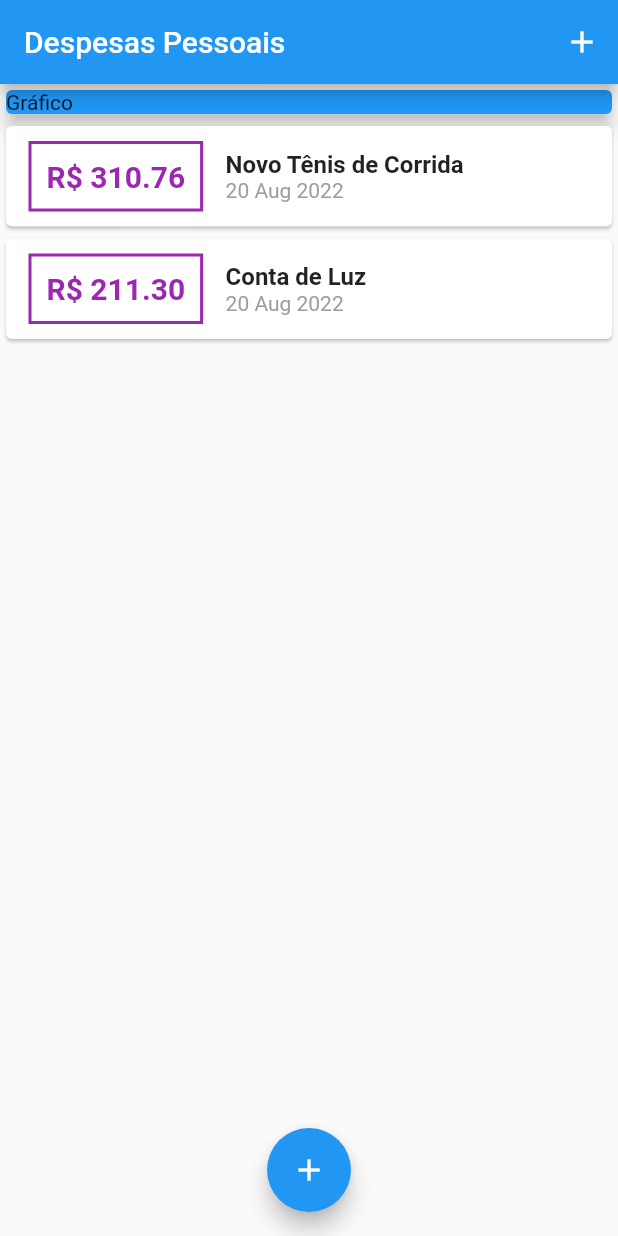
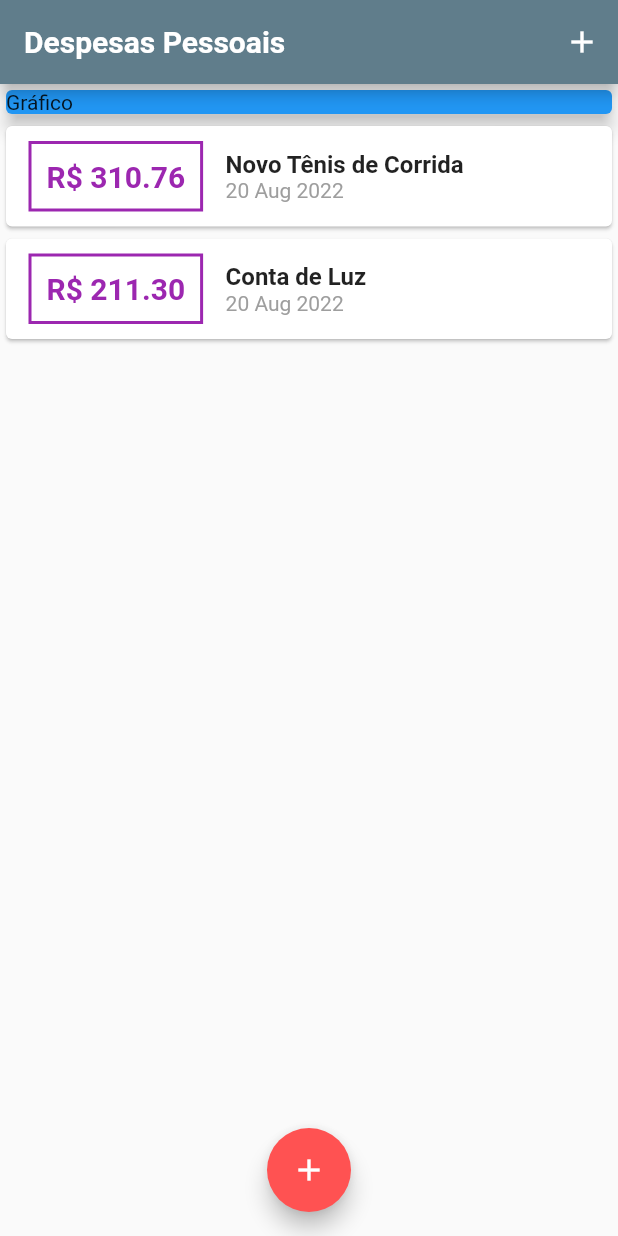
Before and after one commit to joseciceroassisjr/expenses, a Flutter app: the screen it shows after launch, on a phone screen of 412 x 824 dp. Run offline on Flutter 3.47's test engine with Material 2 defaults, Android fonts, the phone set to English and light mode, and no system bars; Roboto replaces fonts that are missing (OpenSans).

Commit message:
update main.dart

```diff
--- a/lib/main.dart
+++ b/lib/main.dart
@@ -1,27 +1,51 @@
-// ignore_for_file: sort_child_properties_last
+// ignore_for_file: sort_child_properties_last, library_private_types_in_public_api, sized_box_for_whitespace, prefer_const_constructors
 
-import 'package:expenses/components/transaction_form.dart';
 import 'package:flutter/material.dart';
 import 'dart:math';
-import 'components/transaction_form.dart';
-import 'components/transaction_list.dart';
+import './components/transaction_form.dart';
+import './components/transaction_list.dart';
 import 'models/transaction.dart';
 
-main() => runApp(const ExpensesApp());
+main() => runApp(ExpensesApp());
 
 class ExpensesApp extends StatelessWidget {
   const ExpensesApp({Key? key}) : super(key: key);
+
   @override
   Widget build(BuildContext context) {
-    return const MaterialApp(home: MyHomePage());
+    final ThemeData tema = ThemeData();
+
+    return MaterialApp(
+      home: const MyHomePage(),
+      theme: tema.copyWith(
+        colorScheme: tema.colorScheme.copyWith(
+          primary: Colors.blueGrey,
+          secondary: Colors.redAccent,
+        ),
+        textTheme: tema.textTheme.copyWith(
+          headline6: const TextStyle(
+            fontFamily: 'OpenSans',
+            fontSize: 18,
+            fontWeight: FontWeight.bold,
+            color: Colors.black,
+          ),
+        ),
+        appBarTheme: const AppBarTheme(
+          titleTextStyle: TextStyle(
+            fontFamily: 'OpenSans',
+            fontSize: 20,
+            fontWeight: FontWeight.bold,
+          ),
+        ),
+      ),
+    );
   }
 }
 
 class MyHomePage extends StatefulWidget {
   const MyHomePage({Key? key}) : super(key: key);
-
   @override
-  State<MyHomePage> createState() => _MyHomePageState();
+  _MyHomePageState createState() => _MyHomePageState();
 }
 
 class _MyHomePageState extends State<MyHomePage> {
@@ -69,7 +93,7 @@ class _MyHomePageState extends State<MyHomePage> {
     return Scaffold(
       appBar: AppBar(
         title: const Text('Despesas Pessoais'),
-        actions: [
+        actions: <Widget>[
           IconButton(
             icon: const Icon(Icons.add),
             onPressed: () => _openTransactionFormModal(context),
@@ -79,9 +103,10 @@ class _MyHomePageState extends State<MyHomePage> {
       body: SingleChildScrollView(
         child: Column(
           crossAxisAlignment: CrossAxisAlignment.stretch,
-          children: [
-            const SizedBox(
-              child: Card(
+          children: <Widget>[
+            Container(
+              width: double.infinity,
+              child: const Card(
                 color: Colors.blue,
                 child: Text('Gráfico'),
                 elevation: 5,
```
